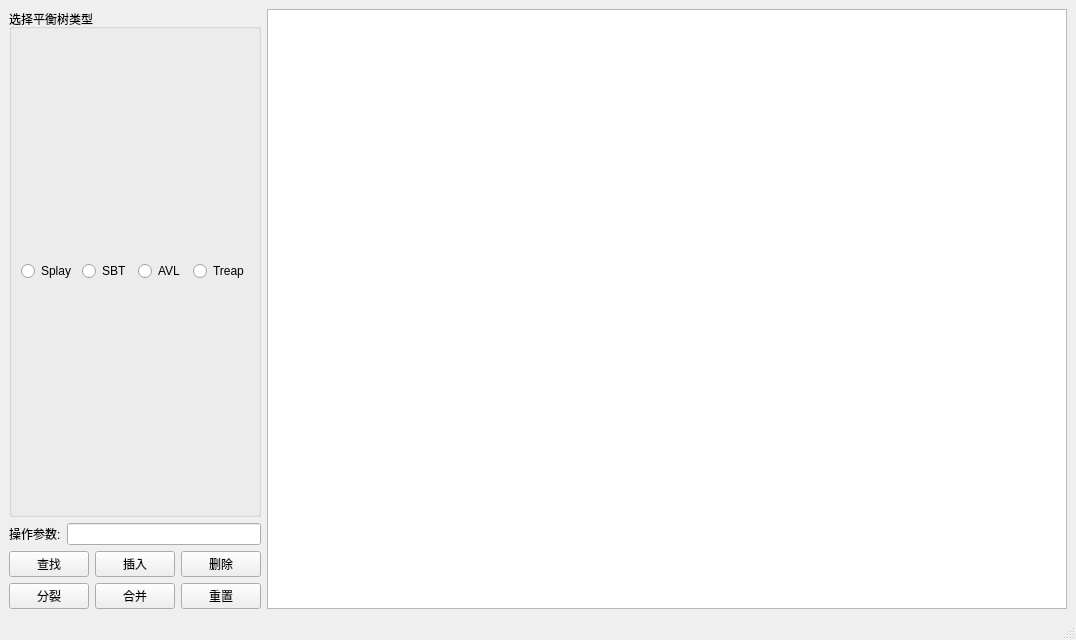
Before: the Qt Designer form BST/bst.ui in AmorphophallusKonjac/UCAS-DS-2023, drawn with Qt 5.
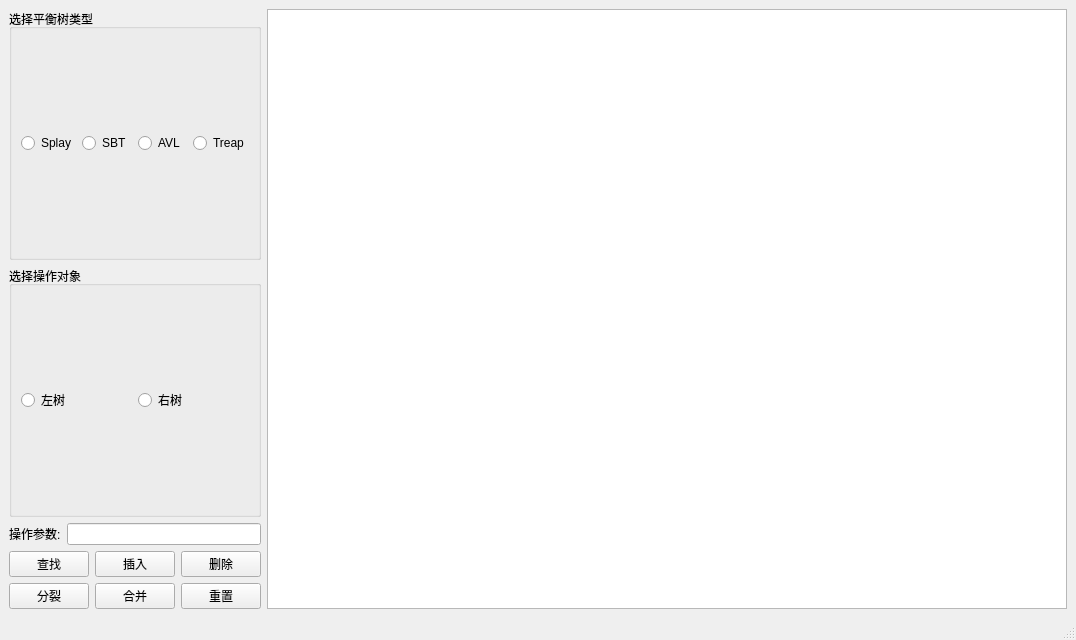
After: the same form once the commit is applied.

Commit message: add(BST): implement SBT merge and split and set ui with select source

```diff
--- a/BST/bst.ui
+++ b/BST/bst.ui
@@ -14,7 +14,7 @@
    <string>平衡树</string>
   </property>
   <widget class="QWidget" name="centralwidget">
-   <layout class="QHBoxLayout" name="horizontalLayout_5">
+   <layout class="QHBoxLayout" name="horizontalLayout_6">
     <item>
      <layout class="QVBoxLayout" name="verticalLayout">
       <item>
@@ -54,6 +54,29 @@
         </layout>
        </widget>
       </item>
+      <item>
+       <widget class="QGroupBox" name="groupBox">
+        <property name="title">
+         <string>选择操作对象</string>
+        </property>
+        <layout class="QHBoxLayout" name="horizontalLayout_5">
+         <item>
+          <widget class="QRadioButton" name="isLeft">
+           <property name="text">
+            <string>左树</string>
+           </property>
+          </widget>
+         </item>
+         <item>
+          <widget class="QRadioButton" name="isRight">
+           <property name="text">
+            <string>右树</string>
+           </property>
+          </widget>
+         </item>
+        </layout>
+       </widget>
+      </item>
       <item>
        <layout class="QHBoxLayout" name="horizontalLayout_2">
         <item>
```
The commit also changes 3 other files.
